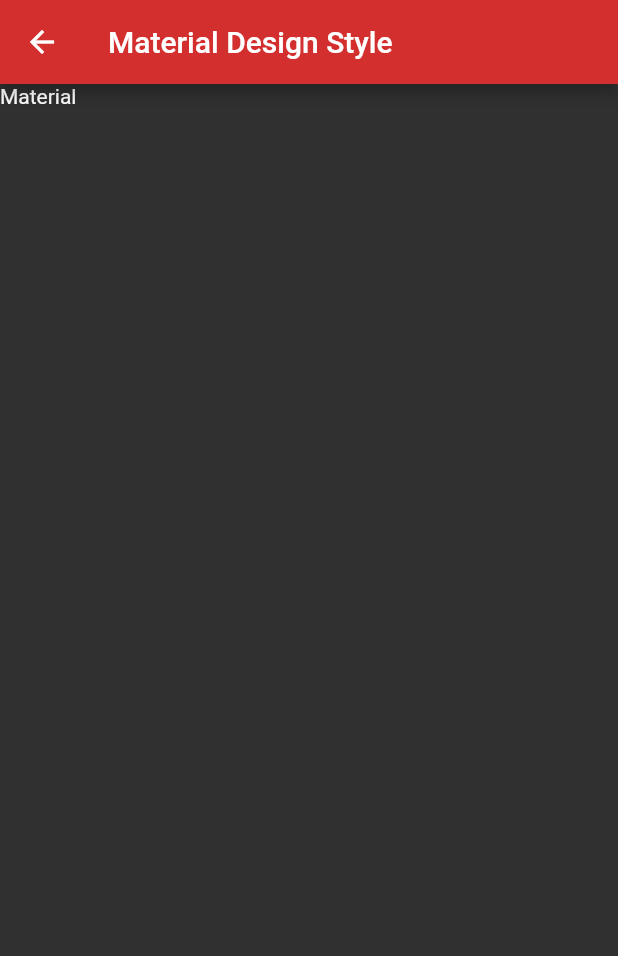
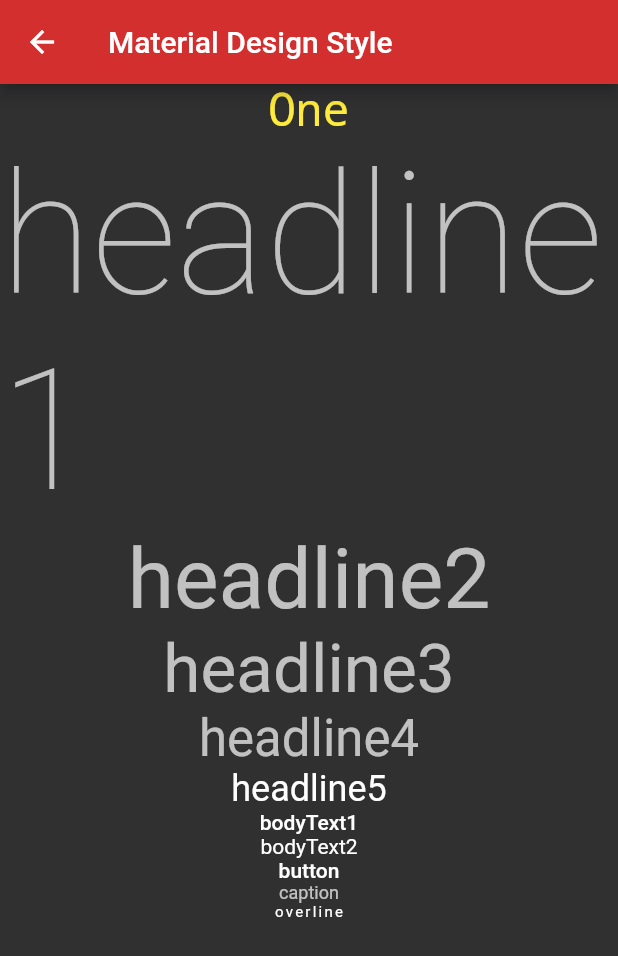
Before and after one commit to LoganAnde/cmsc4303-MobileApps, a Flutter app: the MaterialDesignScreen screen opened by its route, on a phone screen of 412 x 824 dp. Shown: the top 956 px of the screen. Run offline on Flutter 3.47's test engine with Material 2 defaults, Android fonts, the phone set to English and light mode, and no system bars.

Commit message:
add text and textThemes

```diff
--- a/lib/screen/materialdesign_screen.dart
+++ b/lib/screen/materialdesign_screen.dart
@@ -8,7 +8,58 @@ class MaterialDesignScreen extends StatelessWidget {
       appBar: AppBar(
         title: Text('Material Design Style'),
       ),
-      body: Text('Material'),
+      body: Column(
+        children: [
+          Text(
+            'One',
+            style: TextStyle(
+              color: Colors.yellow,
+              fontSize: 30.0,
+              fontFamily: 'Courier New',
+            ),
+          ),
+          Text(
+            'headline1',
+            style: Theme.of(context).textTheme.headline1,
+          ),
+          Text(
+            'headline2',
+            style: Theme.of(context).textTheme.headline2,
+          ),
+          Text(
+            'headline3',
+            style: Theme.of(context).textTheme.headline3,
+          ),
+          Text(
+            'headline4',
+            style: Theme.of(context).textTheme.headline4,
+          ),
+          Text(
+            'headline5',
+            style: Theme.of(context).textTheme.headline5,
+          ),
+          Text(
+            'bodyText1',
+            style: Theme.of(context).textTheme.bodyText1,
+          ),
+          Text(
+            'bodyText2',
+            style: Theme.of(context).textTheme.bodyText2,
+          ),
+          Text(
+            'button',
+            style: Theme.of(context).textTheme.button,
+          ),
+          Text(
+            'caption',
+            style: Theme.of(context).textTheme.caption,
+          ),
+          Text(
+            'overline',
+            style: Theme.of(context).textTheme.overline,
+          ),
+        ],
+      ),
     );
   }
 }
```
